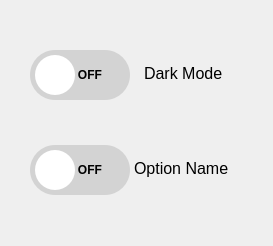
First picture: the form in options_dialog.ui, repository ImBaeChoi/AI_contest, before the edit.
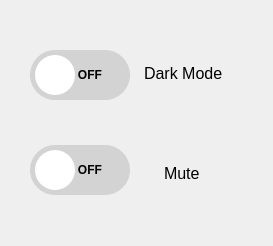
Second picture: the form after the edit.

```diff
--- a/options_dialog.ui
+++ b/options_dialog.ui
@@ -86,9 +86,9 @@
   <widget class="QTextEdit" name="textEdit">
    <property name="geometry">
     <rect>
-     <x>130</x>
-     <y>155</y>
-     <width>151</width>
+     <x>160</x>
+     <y>160</y>
+     <width>71</width>
      <height>31</height>
     </rect>
    </property>
@@ -106,7 +106,7 @@
 &lt;html&gt;&lt;head&gt;&lt;meta name=&quot;qrichtext&quot; content=&quot;1&quot; /&gt;&lt;style type=&quot;text/css&quot;&gt;
 p, li { white-space: pre-wrap; }
 &lt;/style&gt;&lt;/head&gt;&lt;body style=&quot; font-family:'Gulim'; font-size:9pt; font-weight:400; font-style:normal;&quot;&gt;
-&lt;p style=&quot; margin-top:0px; margin-bottom:0px; margin-left:0px; margin-right:0px; -qt-block-indent:0; text-indent:0px;&quot;&gt;&lt;span style=&quot; font-size:12pt;&quot;&gt;Option Name&lt;/span&gt;&lt;/p&gt;&lt;/body&gt;&lt;/html&gt;</string>
+&lt;p style=&quot; margin-top:0px; margin-bottom:0px; margin-left:0px; margin-right:0px; -qt-block-indent:0; text-indent:0px;&quot;&gt;&lt;span style=&quot; font-size:12pt;&quot;&gt;Mute&lt;/span&gt;&lt;/p&gt;&lt;/body&gt;&lt;/html&gt;</string>
    </property>
   </widget>
   <widget class="QTextEdit" name="textEdit_2">
```
